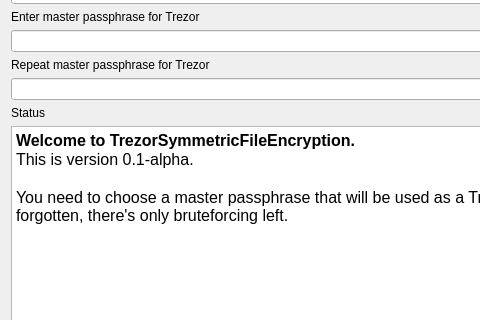
8go/TrezorSymmetricFileEncryption, file dialog.ui: the form before one commit; both pictures show x 0 to 480 and y 325 to 645 of the 840 by 820 pixel window.
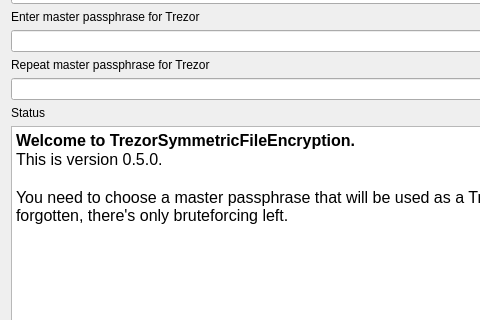
The form after the commit. Icons and pictures are not drawn.

Diff of the .ui file:
```diff
--- a/dialog.ui
+++ b/dialog.ui
@@ -618,7 +618,7 @@
 p, li { white-space: pre-wrap; }
 &lt;/style&gt;&lt;/head&gt;&lt;body style=&quot; font-family:'Cantarell'; font-size:11pt; font-weight:400; font-style:normal;&quot;&gt;
 &lt;p style=&quot; margin-top:0px; margin-bottom:0px; margin-left:0px; margin-right:0px; -qt-block-indent:0; text-indent:0px;&quot;&gt;&lt;span style=&quot; font-family:'DejaVu Sans'; font-size:12pt; font-weight:600;&quot;&gt;Welcome to TrezorSymmetricFileEncryption. &lt;/span&gt;&lt;/p&gt;
-&lt;p style=&quot; margin-top:0px; margin-bottom:0px; margin-left:0px; margin-right:0px; -qt-block-indent:0; text-indent:0px;&quot;&gt;&lt;span style=&quot; font-family:'DejaVu Sans'; font-size:12pt;&quot;&gt;This is version 0.1-alpha.&lt;/span&gt;&lt;/p&gt;
+&lt;p style=&quot; margin-top:0px; margin-bottom:0px; margin-left:0px; margin-right:0px; -qt-block-indent:0; text-indent:0px;&quot;&gt;&lt;span style=&quot; font-family:'DejaVu Sans'; font-size:12pt;&quot;&gt;This is version 0.5.0.&lt;/span&gt;&lt;/p&gt;
 &lt;p style=&quot;-qt-paragraph-type:empty; margin-top:0px; margin-bottom:0px; margin-left:0px; margin-right:0px; -qt-block-indent:0; text-indent:0px; font-family:'DejaVu Sans'; font-size:12pt;&quot;&gt;&lt;br /&gt;&lt;/p&gt;
 &lt;p style=&quot; margin-top:0px; margin-bottom:0px; margin-left:0px; margin-right:0px; -qt-block-indent:0; text-indent:0px;&quot;&gt;&lt;span style=&quot; font-family:'DejaVu Sans'; font-size:12pt;&quot;&gt;You need to choose a master passphrase that will be used as a Trezor passphrase to encrypt and decrypt files. If forgotten, there's only bruteforcing left.&lt;/span&gt;&lt;/p&gt;&lt;/body&gt;&lt;/html&gt;</string>
      </property>
```
